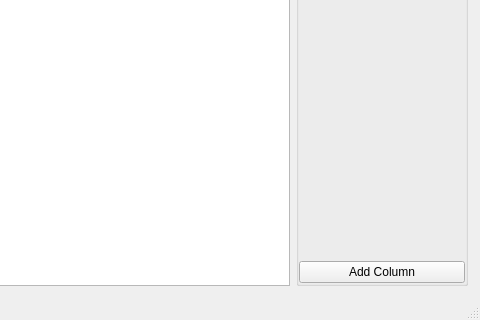
Qt form analyser.ui (davidfokkema/tailor) before a commit; both pictures show x 320 to 800 and y 280 to 600 of the 800 by 600 pixel window.
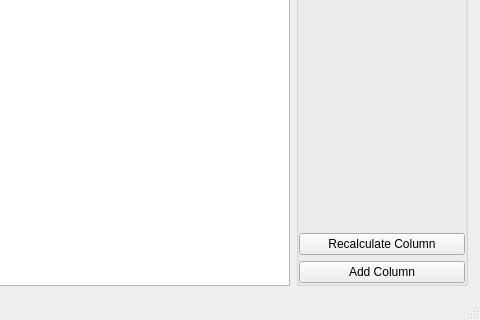
The same form after that commit.

Commit message: Implemented basic calculated columns

The edit to the form file:
```diff
--- a/analyser.ui
+++ b/analyser.ui
@@ -91,6 +91,13 @@
          </item>
         </layout>
        </item>
+       <item>
+        <widget class="QPushButton" name="recalculate_button">
+         <property name="text">
+          <string>Recalculate Column</string>
+         </property>
+        </widget>
+       </item>
        <item>
         <widget class="QPushButton" name="add_column_button">
          <property name="text">
```
The commit also changes 1 other file.
